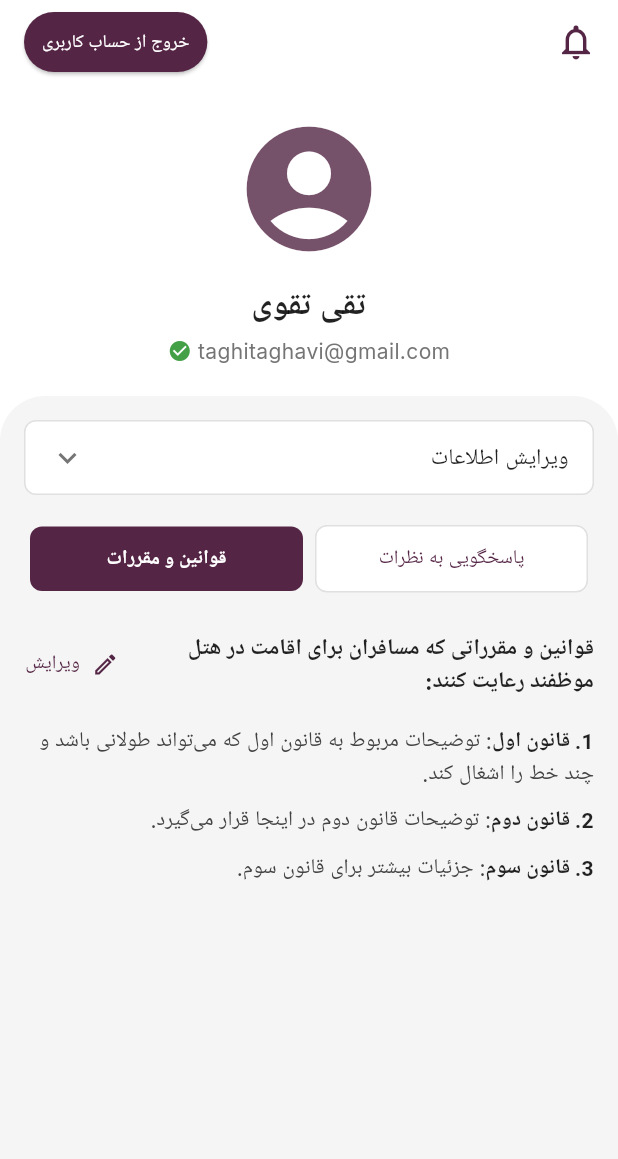
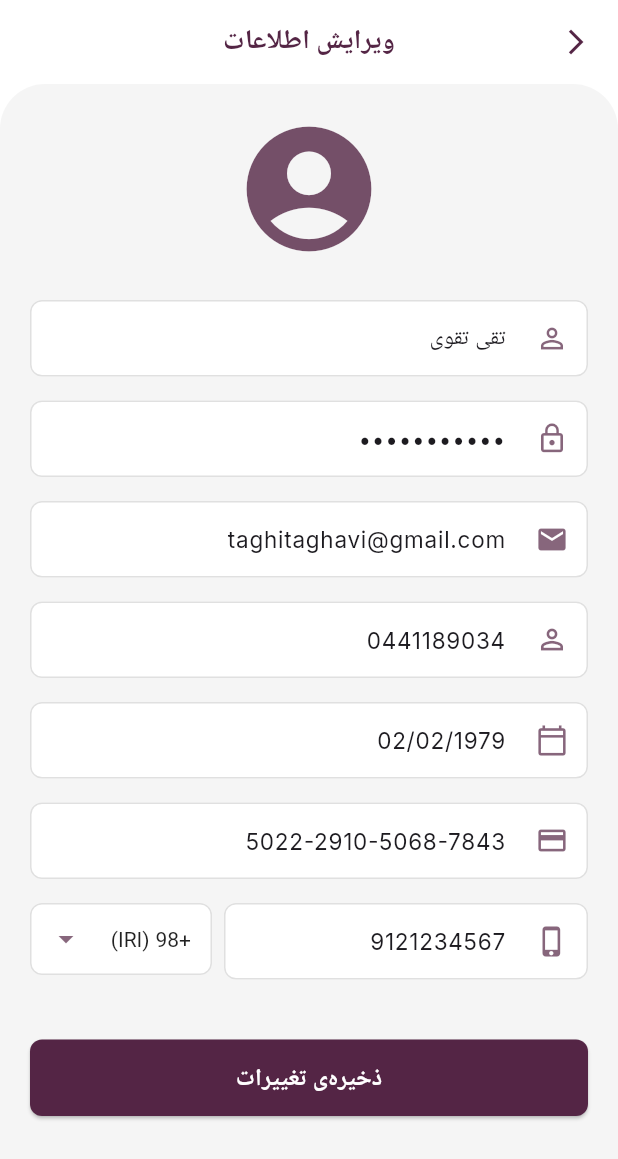
Before and after one commit to SamiraAhmadnezhad/BookIt, a Flutter app: the screen it shows after launch, after a tap on "ویرایش اطلاعات", on a phone screen of 412 x 824 dp. Shown: the top 1159 px of the screen. Run offline on Flutter 3.47's test engine with Material 3 defaults, Android fonts, the phone set to English and light mode, and no system bars; our stand-ins replace google_fonts, image_picker; accounts and stored records are empty.

Commit message:
edit profile page added for manager

```diff
--- /dev/null
+++ b/lib/pages/account_pages-manager/edit_manager_profile_page.dart
@@ -0,0 +1,223 @@
+import 'package:flutter/material.dart';
+
+class UserEditableProfileModel {
+  String name;
+  String? password;
+  String email;
+  String nationalId;
+  String birthDate;
+  String cardNumber;
+  String phoneCountryCode;
+  String phoneNumber;
+  String? avatarUrl;
+
+  UserEditableProfileModel({
+    required this.name,
+    this.password,
+    required this.email,
+    required this.nationalId,
+    required this.birthDate,
+    required this.cardNumber,
+    required this.phoneCountryCode,
+    required this.phoneNumber,
+    this.avatarUrl,
+  });
+// TODO: toJson و fromJson
+}
+
+
+class EditManagerProfilePage extends StatefulWidget {
+  // TODO: اطلاعات اولیه مدیر را از صفحه قبل پاس دهید
+  // final ManagerProfileModel? initialManagerData;
+  // const EditManagerProfilePage({super.key, this.initialManagerData});
+
+  const EditManagerProfilePage({super.key});
+
+
+  @override
+  State<EditManagerProfilePage> createState() => _EditManagerProfilePageState();
+}
+
+class _EditManagerProfilePageState extends State<EditManagerProfilePage> {
+  final Color primaryPurple = const Color(0xFF542545);
+  final _formKey = GlobalKey<FormState>();
+
+  late TextEditingController _nameController;
+  late TextEditingController _passwordController;
+  late TextEditingController _emailController;
+  late TextEditingController _nationalIdController;
+  late TextEditingController _birthDateController;
+  late TextEditingController _cardNumberController;
+  late TextEditingController _phoneNumberController;
+
+  String _selectedCountryCode = '+98 (IRI)';
+  final List<String> _countryCodes = ['+98 (IRI)', '+1 (USA)', '+44 (UK)'];
+
+  bool _isLoading = false;
+  UserEditableProfileModel? _managerProfileDataToEdit; // استفاده از مدل قبلی برای سادگی
+
+
+  @override
+  void initState() {
+    super.initState();
+    _nameController = TextEditingController();
+    _passwordController = TextEditingController();
+    _emailController = TextEditingController();
+    _nationalIdController = TextEditingController();
+    _birthDateController = TextEditingController();
+    _cardNumberController = TextEditingController();
+    _phoneNumberController = TextEditingController();
+    _loadInitialManagerData();
+  }
+
+  // TODO: تابع برای بارگذاری اطلاعات اولیه مدیر
+  Future<void> _loadInitialManagerData() async {
+    setState(() { _isLoading = true; });
+    try {
+      await Future.delayed(const Duration(milliseconds: 500));
+      // TODO: اطلاعات واقعی مدیر را اینجا از سرور یا widget.initialManagerData تنظیم کنید
+      _managerProfileDataToEdit = UserEditableProfileModel( // استفاده از مدل کاربر برای نمونه
+        name: 'تقی تقوی',
+        password: 'password123',
+        email: 'taghitaghavi@gmail.com',
+        nationalId: '0441189034', // مطابق فیگمای جدید
+        birthDate: '02/02/1979',  // مطابق فیگمای جدید
+        cardNumber: '5022-2910-5068-7843', // مطابق فیگمای جدید
+        phoneCountryCode: '+98 (IRI)',
+        phoneNumber: '9121234567',
+      );
+
+      if (_managerProfileDataToEdit != null) {
+        _nameController.text = _managerProfileDataToEdit!.name;
+        _passwordController.text = _managerProfileDataToEdit!.password ?? '';
+        _emailController.text = _managerProfileDataToEdit!.email;
+        _nationalIdController.text = _managerProfileDataToEdit!.nationalId;
+        _birthDateController.text = _managerProfileDataToEdit!.birthDate;
+        _cardNumberController.text = _managerProfileDataToEdit!.cardNumber;
+        _selectedCountryCode = _managerProfileDataToEdit!.phoneCountryCode;
+        _phoneNumberController.text = _managerProfileDataToEdit!.phoneNumber;
+      }
+    } catch (e) { /* TODO: Handle error */ }
+    finally { if (mounted) setState(() { _isLoading = false; }); }
+  }
+
+  @override
+  void dispose() {
+    _nameController.dispose(); _passwordController.dispose(); _emailController.dispose();
+    _nationalIdController.dispose(); _birthDateController.dispose();
+    _cardNumberController.dispose(); _phoneNumberController.dispose();
+    super.dispose();
+  }
+
+  // TODO: تابع برای ذخیره تغییرات پروفایل مدیر در سرور
+  Future<void> _saveManagerProfileChanges() async {
+    if (_formKey.currentState?.validate() ?? false) {
+      setState(() { _isLoading = true; });
+      try {
+        final updatedProfile = UserEditableProfileModel( // استفاده از مدل کاربر برای نمونه
+          name: _nameController.text,
+          password: _passwordController.text.isNotEmpty ? _passwordController.text : null,
+          email: _emailController.text,
+          nationalId: _nationalIdController.text,
+          birthDate: _birthDateController.text,
+          cardNumber: _cardNumberController.text,
+          phoneCountryCode: _selectedCountryCode,
+          phoneNumber: _phoneNumberController.text,
+          avatarUrl: _managerProfileDataToEdit?.avatarUrl,
+        );
+        // TODO: اینجا کد واقعی فراخوانی API برای ارسال updatedProfile (مخصوص مدیر) به سرور
+        await Future.delayed(const Duration(seconds: 2));
+        print('Manager profile saved: ${updatedProfile.name}');
+        if (mounted) {
+          ScaffoldMessenger.of(context).showSnackBar(const SnackBar(content: Text('تغییرات با موفقیت ذخیره شد.'), backgroundColor: Colors.green));
+          Navigator.of(context).pop(true); // true برای نشان دادن اینکه تغییرات ذخیره شده
+        }
+      } catch (e) { /* TODO: Handle error */ }
+      finally { if (mounted) setState(() { _isLoading = false; }); }
+    }
+  }
+
+  Widget _buildTextField({ required IconData icon, required String hintText, required TextEditingController controller, bool obscureText = false, TextInputType keyboardType = TextInputType.text, String? Function(String?)? validator, bool readOnly = false }) {
+    return Padding(
+      padding: const EdgeInsets.only(bottom: 16.0),
+      child: TextFormField(
+        controller: controller, obscureText: obscureText, keyboardType: keyboardType, readOnly: readOnly,
+        style: const TextStyle(fontSize: 15),
+        decoration: InputDecoration(
+          hintText: hintText, hintStyle: TextStyle(color: Colors.grey[600], fontSize: 15),
+          prefixIcon: Icon(icon, color: primaryPurple.withOpacity(0.7), size: 22),
+          filled: true, fillColor: Colors.white,
+          contentPadding: const EdgeInsets.symmetric(vertical: 14.0, horizontal: 12.0),
+          border: OutlineInputBorder(borderRadius: BorderRadius.circular(8.0), borderSide: BorderSide(color: Colors.grey[300]!, width: 1.0)),
+          enabledBorder: OutlineInputBorder(borderRadius: BorderRadius.circular(8.0), borderSide: BorderSide(color: Colors.grey[300]!, width: 1.0)),
+          focusedBorder: OutlineInputBorder(borderRadius: BorderRadius.circular(8.0), borderSide: BorderSide(color: primaryPurple, width: 1.5)),
+        ),
+        validator: validator,
+      ),
+    );
+  }
+
+  @override
+  Widget build(BuildContext context) {
+    return Directionality(
+      textDirection: TextDirection.rtl,
+      child: Scaffold(
+        backgroundColor: Colors.white,
+        appBar: AppBar(
+          elevation: 0, backgroundColor: Colors.white, foregroundColor: Colors.black87,
+          leading: IconButton(icon: Icon(Icons.arrow_back_ios_new, color: primaryPurple, size: 20), onPressed: () => Navigator.of(context).pop()),
+          title: Text('ویرایش اطلاعات', style: TextStyle(color: primaryPurple, fontSize: 18, fontWeight: FontWeight.bold)),
+          centerTitle: true,
+        ),
+        body: Container(
+          width: double.infinity, height: double.infinity,
+          decoration: BoxDecoration(color: Colors.grey[100], borderRadius: const BorderRadius.only(topLeft: Radius.circular(30.0), topRight: Radius.circular(30.0))),
+          child: _isLoading && _managerProfileDataToEdit == null
+              ? const Center(child: CircularProgressIndicator())
+              : SingleChildScrollView(
+            padding: const EdgeInsets.all(20.0),
+            child: Form(
+              key: _formKey,
+              child: Column(
+                children: [
+                  Icon(Icons.account_circle, size: 100, color: primaryPurple.withOpacity(0.8)),
+                  const SizedBox(height: 24.0),
+                  _buildTextField(icon: Icons.person_outline, hintText: 'نام و نام خانوادگی', controller: _nameController, validator: (v) => (v?.isEmpty ?? true) ? 'نام نمی‌تواند خالی باشد' : null),
+                  _buildTextField(icon: Icons.lock_outline, hintText: 'رمز عبور (اختیاری)', controller: _passwordController, obscureText: true),
+                  _buildTextField(icon: Icons.email, hintText: 'ایمیل', controller: _emailController, keyboardType: TextInputType.emailAddress, validator: (v) { if (v?.isEmpty ?? true) return 'ایمیل نمی‌تواند خالی باشد'; if (!(v?.contains('@') ?? false)) return 'فرمت ایمیل صحیح نیست'; return null; }),
+                  _buildTextField(icon: Icons.perm_identity_outlined, hintText: 'کد ملی', controller: _nationalIdController, keyboardType: TextInputType.number),
+                  _buildTextField(icon: Icons.calendar_today_outlined, hintText: 'تاریخ تولد (مثال: ۱۳۶۰/۰۱/۱۵)', controller: _birthDateController, keyboardType: TextInputType.datetime),
+                  _buildTextField(icon: Icons.credit_card_outlined, hintText: 'شماره کارت بانکی', controller: _cardNumberController, keyboardType: TextInputType.number),
+                  Row(
+                    crossAxisAlignment: CrossAxisAlignment.start,
+                    children: [
+                      Expanded(flex: 2, child: _buildTextField(icon: Icons.phone_iphone_outlined, hintText: 'شماره موبایل', controller: _phoneNumberController, keyboardType: TextInputType.phone, validator: (v) => (v?.isEmpty ?? true) ? 'شماره موبایل نمی‌تواند خالی باشد' : null)),
+                      const SizedBox(width: 8),
+                      Expanded(flex: 1, child: DropdownButtonFormField<String>(
+                        value: _selectedCountryCode, items: _countryCodes.map((String v) => DropdownMenuItem<String>(value: v, child: Text(v, style: const TextStyle(fontSize: 14)))).toList(),
+                        onChanged: (String? nv) => setState(() => _selectedCountryCode = nv!),
+                        style: const TextStyle(fontSize: 15, color: Colors.black87),
+                        decoration: InputDecoration(filled: true, fillColor: Colors.white, contentPadding: const EdgeInsets.symmetric(vertical: 0, horizontal: 10.0), border: OutlineInputBorder(borderRadius: BorderRadius.circular(8.0), borderSide: BorderSide(color: Colors.grey[300]!)), enabledBorder: OutlineInputBorder(borderRadius: BorderRadius.circular(8.0), borderSide: BorderSide(color: Colors.grey[300]!)), focusedBorder: OutlineInputBorder(borderRadius: BorderRadius.circular(8.0), borderSide: BorderSide(color: primaryPurple))),
+                        icon: Icon(Icons.arrow_drop_down, color: primaryPurple.withOpacity(0.7)),
+                      ),
+                      ),
+                    ],
+                  ),
+                  const SizedBox(height: 24.0),
+                  SizedBox(
+                    width: double.infinity,
+                    child: ElevatedButton(
+                      onPressed: _isLoading ? null : _saveManagerProfileChanges,
+                      style: ElevatedButton.styleFrom(backgroundColor: primaryPurple, padding: const EdgeInsets.symmetric(vertical: 14.0), shape: RoundedRectangleBorder(borderRadius: BorderRadius.circular(8.0))),
+                      child: _isLoading ? const SizedBox(width: 20, height: 20, child: CircularProgressIndicator(color: Colors.white, strokeWidth: 2.0)) : const Text('ذخیره‌ی تغییرات', style: TextStyle(fontSize: 16, color: Colors.white, fontWeight: FontWeight.bold)),
+                    ),
+                  ),
+                ],
+              ),
+            ),
+          ),
+        ),
+      ),
+    );
+  }
+}
--- a/lib/pages/account_pages-manager/manager_account_page.dart
+++ b/lib/pages/account_pages-manager/manager_account_page.dart
@@ -1,6 +1,6 @@
 import 'package:flutter/material.dart';
+import 'edit_manager_profile_page.dart';
 
-// ... (مدل‌های ManagerProfileModel, ReviewModel بدون تغییر) ...
 // TODO: این مدل‌ها را بر اساس داده‌های واقعی سرور خود تکمیل یا جایگزین کنید
 class ManagerProfileModel {
   final String name;
@@ -11,7 +11,6 @@ class ManagerProfileModel {
 // TODO: factory ManagerProfileModel.fromJson(Map<String, dynamic> json)
 }
 
-// RuleModel برای نمایش لازم است، اما برای ویرایش با TextField بزرگ، مستقیما با رشته کار می‌کنیم
 class RuleModel {
   String id;
   String title;
@@ -207,8 +206,25 @@ class _ManagerAccountPageState extends State<ManagerAccountPage> {
       else if (newTab == 'پاسخگویی به نظرات' && (_reviews.isEmpty || _isLoadingReviews)) _fetchReviews();
     }
   }
-  void _editManagerProfile() { /* ... بدون تغییر ... */ }
-  void _toggleReplyForm(String reviewId) { /* ... بدون تغییر ... */
+  void _editManagerProfile() {
+    Navigator.of(context).push(
+      MaterialPageRoute(
+        builder: (context) => const EditManagerProfilePage(
+          // TODO: در صورت نیاز، اطلاعات اولیه مدیر (_managerProfile) را به صفحه ویرایش پاس دهید
+          // initialManagerData: _managerProfile,
+        ),
+      ),
+    ).then((value) {
+      // این بخش بعد از بازگشت از EditManagerProfilePage اجرا می‌شود.
+      // اگر در EditManagerProfilePage اطلاعات ذخیره شد و pop(true) فراخوانی شد،
+      // می‌توانید اطلاعات پروفایل مدیر را دوباره از سرور بگیرید.
+      if (value == true) {
+        _fetchManagerProfile();
+      }
+    });
+  }
+
+  void _toggleReplyForm(String reviewId) {
     setState(() {
       final review = _reviews.firstWhere((r) => r.id == reviewId);
       if (_replyingToReviewId == reviewId) {
```
